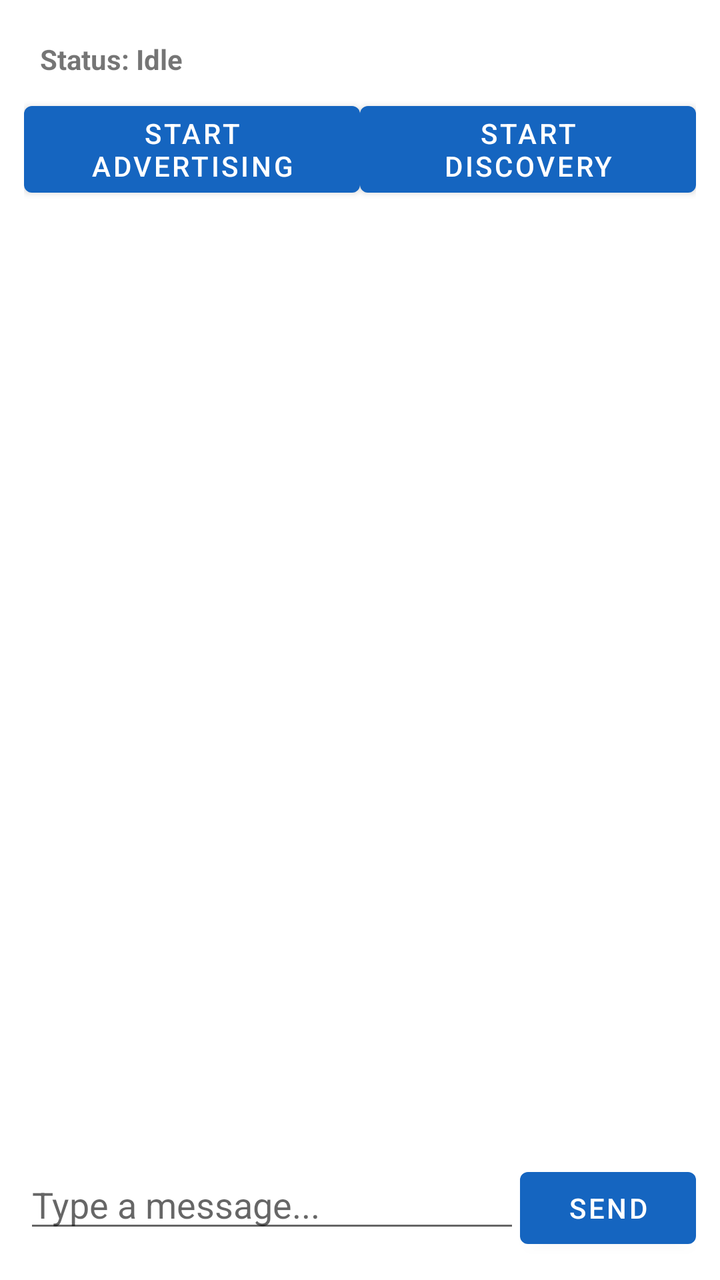
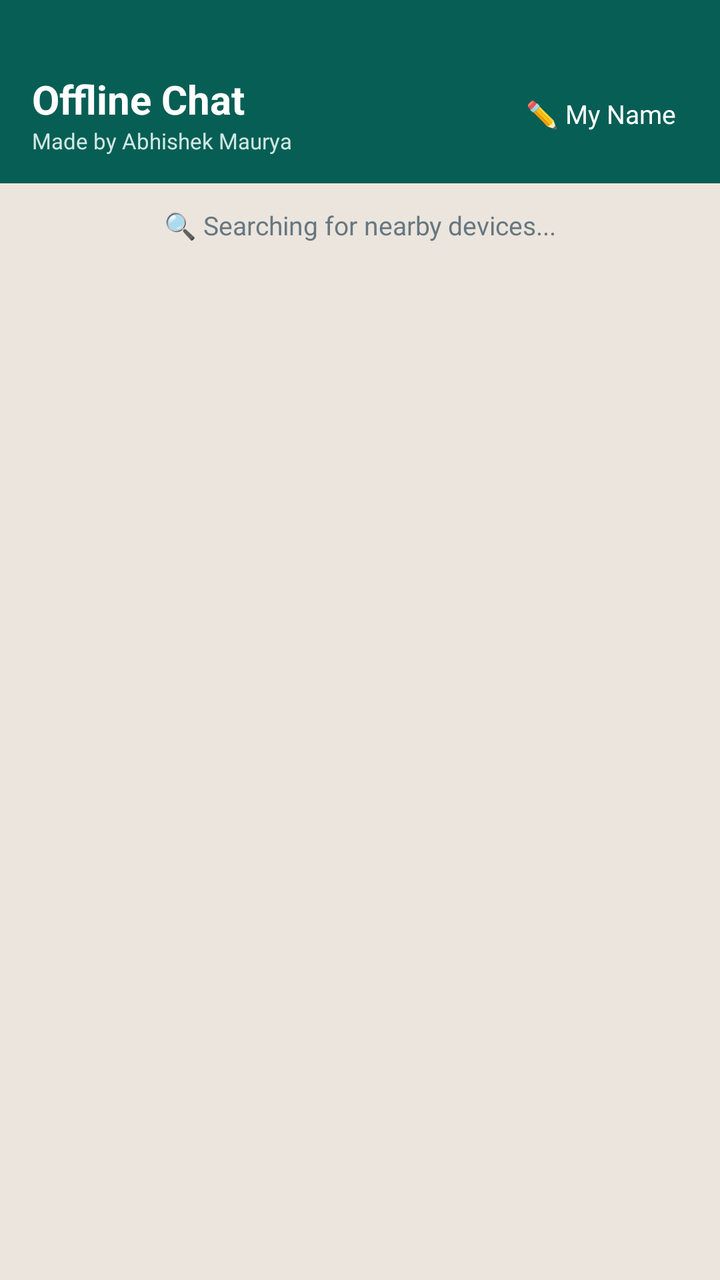

Two renders of the same Android screen: before a commit and after it. Below are the layout's source before the change and the commit's diff.
<!-- AndroidManifest.xml: application theme Theme.OfflineChat -->
<!-- res/layout/activity_main.xml -->
<?xml version="1.0" encoding="utf-8"?>
<LinearLayout xmlns:android="http://schemas.android.com/apk/res/android"
    android:layout_width="match_parent"
    android:layout_height="match_parent"
    android:orientation="vertical"
    android:padding="12dp">

    <TextView
        android:id="@+id/statusText"
        android:layout_width="match_parent"
        android:layout_height="wrap_content"
        android:text="Status: Idle"
        android:textStyle="bold"
        android:padding="8dp" />

    <LinearLayout
        android:layout_width="match_parent"
        android:layout_height="wrap_content"
        android:orientation="horizontal">

        <Button
            android:id="@+id/btnAdvertise"
            android:layout_width="0dp"
            android:layout_height="wrap_content"
            android:layout_weight="1"
            android:text="Start Advertising" />

        <Button
            android:id="@+id/btnDiscover"
            android:layout_width="0dp"
            android:layout_height="wrap_content"
            android:layout_weight="1"
            android:text="Start Discovery" />
    </LinearLayout>

    <ScrollView
        android:layout_width="match_parent"
        android:layout_height="0dp"
        android:layout_weight="1"
        android:layout_marginTop="8dp">

        <TextView
            android:id="@+id/chatLog"
            android:layout_width="match_parent"
            android:layout_height="wrap_content"
            android:text=""
            android:textSize="14sp" />
    </ScrollView>

    <LinearLayout
        android:layout_width="match_parent"
        android:layout_height="wrap_content"
        android:orientation="horizontal"
        android:layout_marginTop="8dp">

        <EditText
            android:id="@+id/messageInput"
            android:layout_width="0dp"
            android:layout_height="wrap_content"
            android:layout_weight="1"
            android:hint="Type a message..." />

        <Button
            android:id="@+id/btnSend"
            android:layout_width="wrap_content"
            android:layout_height="wrap_content"
            android:text="Send" />
    </LinearLayout>

</LinearLayout>
<!-- resources referenced by this layout -->
<resources>
  <style name="Theme.OfflineChat" parent="Theme.MaterialComponents.DayNight.NoActionBar">
          <item name="colorPrimary">#1565C0</item>
          <item name="colorPrimaryDark">#0D47A1</item>
          <item name="colorAccent">#42A5F5</item>
      </style>
</resources>

<!-- the commit's change to res/layout/activity_main.xml (unified diff, before → after) -->
@@ -3,68 +3,155 @@
     android:layout_width="match_parent"
     android:layout_height="match_parent"
     android:orientation="vertical"
-    android:padding="12dp">
+    android:background="@color/wa_chat_bg">
 
-    <TextView
-        android:id="@+id/statusText"
-        android:layout_width="match_parent"
-        android:layout_height="wrap_content"
-        android:text="Status: Idle"
-        android:textStyle="bold"
-        android:padding="8dp" />
-
-    <LinearLayout
-        android:layout_width="match_parent"
-        android:layout_height="wrap_content"
-        android:orientation="horizontal">
-
-        <Button
-            android:id="@+id/btnAdvertise"
-            android:layout_width="0dp"
-            android:layout_height="wrap_content"
-            android:layout_weight="1"
-            android:text="Start Advertising" />
-
-        <Button
-            android:id="@+id/btnDiscover"
-            android:layout_width="0dp"
-            android:layout_height="wrap_content"
-            android:layout_weight="1"
-            android:text="Start Discovery" />
-    </LinearLayout>
-
-    <ScrollView
-        android:layout_width="match_parent"
-        android:layout_height="0dp"
-        android:layout_weight="1"
-        android:layout_marginTop="8dp">
-
-        <TextView
-            android:id="@+id/chatLog"
-            android:layout_width="match_parent"
-            android:layout_height="wrap_content"
-            android:text=""
-            android:textSize="14sp" />
-    </ScrollView>
-
+    
     <LinearLayout
         android:layout_width="match_parent"
         android:layout_height="wrap_content"
         android:orientation="horizontal"
-        android:layout_marginTop="8dp">
+        android:background="@color/wa_green_dark"
+        android:paddingTop="36dp"
+        android:paddingBottom="14dp"
+        android:paddingStart="16dp"
+        android:paddingEnd="16dp"
+        android:gravity="center_vertical">
 
-        <EditText
-            android:id="@+id/messageInput"
+        <LinearLayout
             android:layout_width="0dp"
             android:layout_height="wrap_content"
             android:layout_weight="1"
-            android:hint="Type a message..." />
+            android:orientation="vertical">
 
-        <Button
-            android:id="@+id/btnSend"
+            <TextView
+                android:id="@+id/toolbarTitle"
+                android:layout_width="wrap_content"
+                android:layout_height="wrap_content"
+                android:text="Offline Chat"
+                android:textColor="#FFFFFF"
+                android:textSize="20sp"
+                android:textStyle="bold" />
+
+            <TextView
+                android:layout_width="wrap_content"
+                android:layout_height="wrap_content"
+                android:text="Made by Abhishek Maurya"
+                android:textColor="#CFE8E4"
+                android:textSize="11sp" />
+        </LinearLayout>
+
+        <TextView
+            android:id="@+id/btnMyName"
             android:layout_width="wrap_content"
             android:layout_height="wrap_content"
-            android:text="Send" />
+            android:text="✏️ My Name"
+            android:textColor="#FFFFFF"
+            android:textSize="13sp"
+            android:padding="6dp" />
+    </LinearLayout>
+
+    
+    <LinearLayout
+        android:id="@+id/devicesScreen"
+        android:layout_width="match_parent"
+        android:layout_height="0dp"
+        android:layout_weight="1"
+        android:orientation="vertical">
+
+        <TextView
+            android:id="@+id/scanStatus"
+            android:layout_width="match_parent"
+            android:layout_height="wrap_content"
+            android:padding="12dp"
+            android:text="🔍 Searching for nearby devices..."
+            android:textColor="@color/wa_text_grey"
+            android:textSize="13sp"
+            android:gravity="center" />
+
+        <ScrollView
+            android:layout_width="match_parent"
+            android:layout_height="0dp"
+            android:layout_weight="1">
+
+            <LinearLayout
+                android:id="@+id/deviceListContainer"
+                android:layout_width="match_parent"
+                android:layout_height="wrap_content"
+                android:orientation="vertical"
+                android:paddingTop="4dp" />
+        </ScrollView>
+    </LinearLayout>
+
+    
+    <LinearLayout
+        android:id="@+id/chatScreen"
+        android:layout_width="match_parent"
+        android:layout_height="0dp"
+        android:layout_weight="1"
+        android:orientation="vertical"
+        android:visibility="gone">
+
+        <TextView
+            android:id="@+id/connectedToLabel"
+            android:layout_width="match_parent"
+            android:layout_height="wrap_content"
+            android:background="@color/wa_green"
+            android:padding="10dp"
+            android:text="Connected"
+            android:textColor="#FFFFFF"
+            android:textSize="14sp" />
+
+        <ScrollView
+            android:id="@+id/chatScroll"
+            android:layout_width="match_parent"
+            android:layout_height="0dp"
+            android:layout_weight="1">
+
+            <LinearLayout
+                android:id="@+id/chatContainer"
+                android:layout_width="match_parent"
+                android:layout_height="wrap_content"
+                android:orientation="vertical"
+                android:padding="10dp" />
+        </ScrollView>
+
+        <LinearLayout
+            android:layout_width="match_parent"
+            android:layout_height="wrap_content"
+            android:orientation="horizontal"
+            android:padding="8dp"
+            android:gravity="center_vertical">
+
+            <TextView
+                android:id="@+id/btnAttach"
+                android:layout_width="42dp"
+                android:layout_height="42dp"
+                android:layout_marginEnd="6dp"
+                android:gravity="center"
+                android:text="📷"
+                android:textSize="20sp" />
+
+            <EditText
+                android:id="@+id/messageInput"
+                android:layout_width="0dp"
+                android:layout_height="wrap_content"
+                android:layout_weight="1"
+                android:background="@drawable/input_bg"
+                android:hint="Message"
+                android:padding="12dp"
+                android:maxLines="4" />
+
+            <TextView
+                android:id="@+id/btnSend"
+                android:layout_width="48dp"
+                android:layout_height="48dp"
+                android:layout_marginStart="8dp"
+                android:background="@color/wa_green_light"
+                android:gravity="center"
+                android:text="➤"
+                android:textColor="#FFFFFF"
+                android:textSize="18sp" />
+        </LinearLayout>
     </LinearLayout>
 
 </LinearLayout>
<!-- resource entries referenced after the edit -->
@@ -1,5 +1,16 @@
 <!-- resources referenced by this layout -->
 <resources>
+  <color name="wa_chat_bg">#ECE5DD</color>
+  <color name="wa_green">#128C7E</color>
+  <color name="wa_green_dark">#075E54</color>
+  <color name="wa_green_light">#25D366</color>
+  <color name="wa_text_grey">#667781</color>
+  <!-- drawable input_bg (drawable) -->
+  <?xml version="1.0" encoding="utf-8"?>
+  <shape xmlns:android="http://schemas.android.com/apk/res/android">
+      <solid android:color="#FFFFFF" />
+      <corners android:radius="24dp" />
+  </shape>
   <style name="Theme.OfflineChat" parent="Theme.MaterialComponents.DayNight.NoActionBar">
           <item name="colorPrimary">#1565C0</item>
           <item name="colorPrimaryDark">#0D47A1</item>
